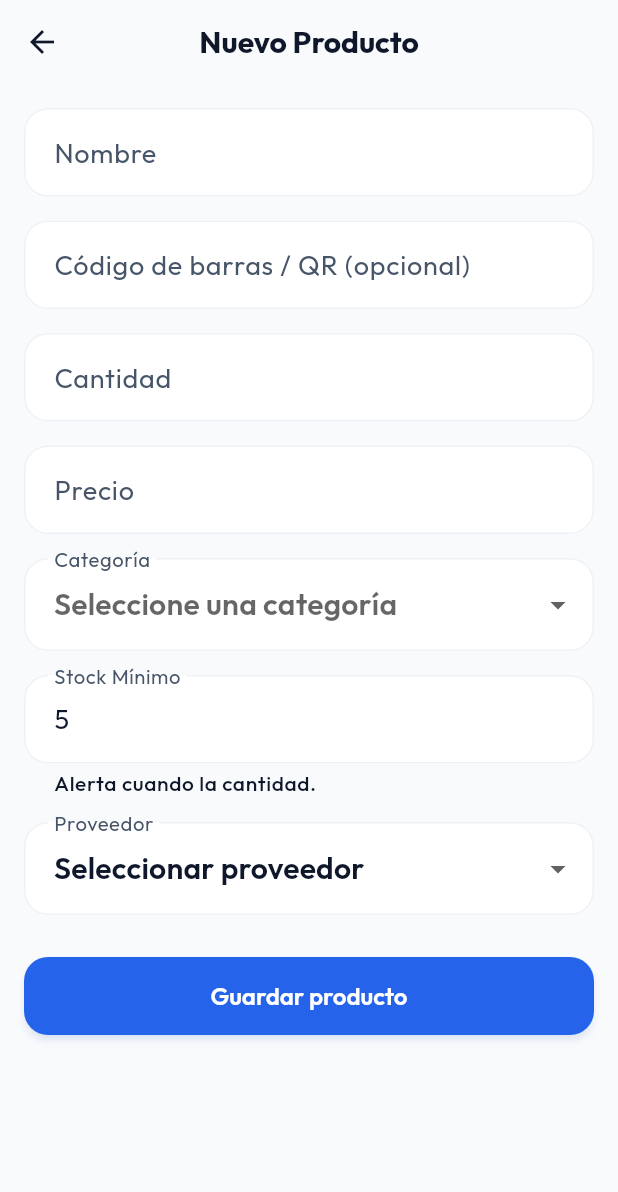
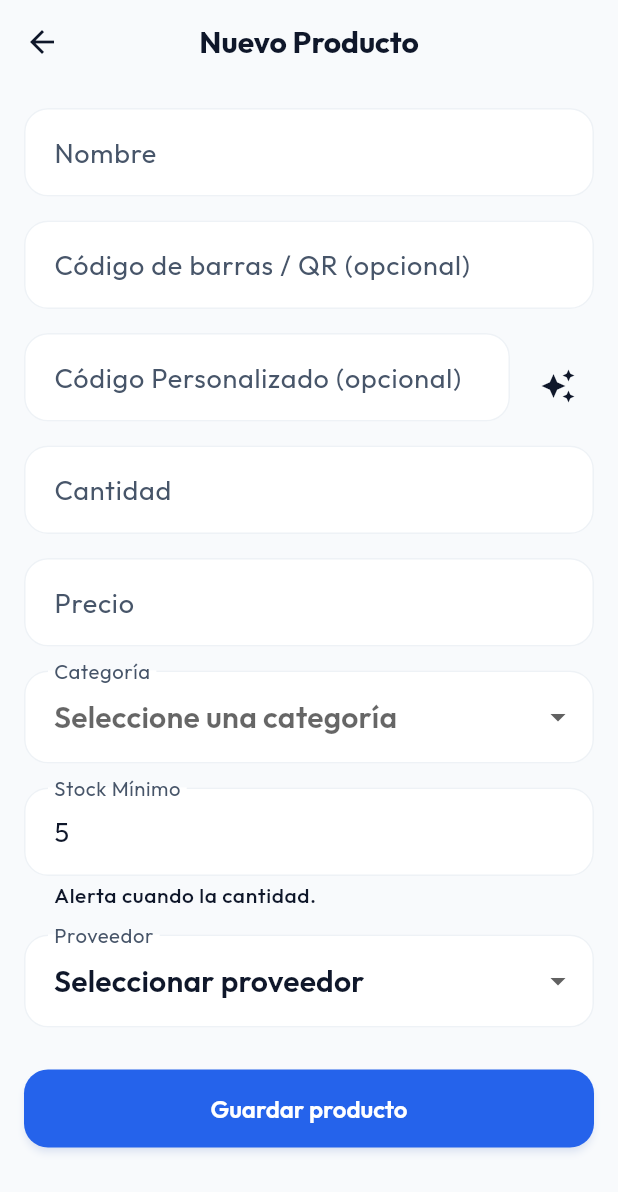
Before and after one commit to JeffersonDevR/INKTRACK_APP, a Flutter app: the ProductoFormPage screen opened directly, on a phone screen of 412 x 824 dp. Shown: the top 1192 px of the screen. Run offline on Flutter 3.47's test engine with Material 3 defaults, Android fonts, the phone set to English and light mode, and no system bars; our stand-ins replace barcode_widget, drift, fl_chart, google_fonts, image_picker; missing offline and left inert: google_mlkit_text_recognition, mobile_scanner; accounts and stored records are empty; generated files the repository leaves out were written again.

Commit message:
feat: Introduce custom product codes, enabling their input, persistence, unified search, and visualization via a new dialog.

```diff
--- a/lib/core/data/local/database.dart
+++ b/lib/core/data/local/database.dart
@@ -42,6 +42,7 @@ class Productos extends Table {
   TextColumn get proveedorId => text()();
   IntColumn get stockMinimo => integer().withDefault(const Constant(5))();
   TextColumn get codigoBarras => text().nullable()();
+  TextColumn get codigoPersonalizado => text().nullable()();
   TextColumn get proveedorNombre => text().nullable()();
 
   @override
@@ -97,7 +98,17 @@ class AppDatabase extends _$AppDatabase {
   AppDatabase() : super(_openConnection());
 
   @override
-  int get schemaVersion => 1;
+  int get schemaVersion => 2;
+
+  @override
+  MigrationStrategy get migration => MigrationStrategy(
+    onCreate: (m) => m.createAll(),
+    onUpgrade: (m, from, to) async {
+      if (from < 2) {
+        await m.addColumn(productos, productos.codigoPersonalizado);
+      }
+    },
+  );
 }
 
 LazyDatabase _openConnection() {
--- a/lib/features/inventario/data/models/producto.dart
+++ b/lib/features/inventario/data/models/producto.dart
@@ -10,8 +10,8 @@ class Producto implements HasId {
   final String proveedorId;
   final int stockMinimo;
 
-  /// Optional barcode/QR code.
   final String? codigoBarras;
+  final String? codigoPersonalizado;
 
   /// When no provider is selected, optional name.
   final String? proveedorNombre;
@@ -29,6 +29,7 @@ class Producto implements HasId {
     required this.proveedorId,
     this.stockMinimo = 5,
     this.codigoBarras,
+    this.codigoPersonalizado,
     this.proveedorNombre,
   });
 
@@ -41,6 +42,7 @@ class Producto implements HasId {
     String? proveedorId,
     int? stockMinimo,
     String? codigoBarras,
+    String? codigoPersonalizado,
     String? proveedorNombre,
   }) {
     return Producto(
@@ -52,6 +54,7 @@ class Producto implements HasId {
       proveedorId: proveedorId ?? this.proveedorId,
       stockMinimo: stockMinimo ?? this.stockMinimo,
       codigoBarras: codigoBarras ?? this.codigoBarras,
+      codigoPersonalizado: codigoPersonalizado ?? this.codigoPersonalizado,
       proveedorNombre: proveedorNombre ?? this.proveedorNombre,
     );
   }
--- a/lib/features/inventario/presentation/pages/producto_form_page.dart
+++ b/lib/features/inventario/presentation/pages/producto_form_page.dart
@@ -28,6 +28,7 @@ class _ProductoFormPageState extends State<ProductoFormPage> {
   final _categoriaController = TextEditingController();
   final _stockMinimoController = TextEditingController(text: '5');
   final _codigoBarrasController = TextEditingController();
+  final _codigoPersonalizadoController = TextEditingController();
   final _proveedorNombreController = TextEditingController();
   String? _proveedorId;
   String? _categoria;
@@ -46,6 +47,9 @@ class _ProductoFormPageState extends State<ProductoFormPage> {
           : widget.producto!.proveedorId;
       if (widget.producto!.codigoBarras != null) {
         _codigoBarrasController.text = widget.producto!.codigoBarras!;
+      }
+      if (widget.producto!.codigoPersonalizado != null) {
+        _codigoPersonalizadoController.text = widget.producto!.codigoPersonalizado!;
       }
       if (widget.producto!.proveedorNombre != null) {
         _proveedorNombreController.text = widget.producto!.proveedorNombre!;
@@ -98,6 +102,7 @@ class _ProductoFormPageState extends State<ProductoFormPage> {
     _precioController.dispose();
     _categoriaController.dispose();
     _codigoBarrasController.dispose();
+    _codigoPersonalizadoController.dispose();
     _proveedorNombreController.dispose();
     super.dispose();
   }
@@ -140,6 +145,30 @@ class _ProductoFormPageState extends State<ProductoFormPage> {
                   labelText: 'Código de barras / QR (opcional)',
                   hintText: 'O escanear con el botón',
                 ),
+              ),
+              const SizedBox(height: 16),
+              Row(
+                crossAxisAlignment: CrossAxisAlignment.end,
+                children: [
+                  Expanded(
+                    child: TextFormField(
+                      controller: _codigoPersonalizadoController,
+                      decoration: const InputDecoration(
+                        labelText: 'Código Personalizado (opcional)',
+                        hintText: 'Ej. PROD-001',
+                      ),
+                    ),
+                  ),
+                  const SizedBox(width: 8),
+                  IconButton(
+                    onPressed: () {
+                      final timestamp = DateTime.now().millisecondsSinceEpoch.toString();
+                      _codigoPersonalizadoController.text = 'IT-${timestamp.substring(timestamp.length - 8)}';
+                    },
+                    icon: const Icon(Icons.auto_awesome),
+                    tooltip: 'Generar código',
+                  ),
+                ],
               ),
               const SizedBox(height: 16),
               TextFormField(
@@ -359,6 +388,8 @@ class _ProductoFormPageState extends State<ProductoFormPage> {
         : null;
     final codigo = _codigoBarrasController.text.trim();
     final codigoBarras = codigo.isEmpty ? null : codigo;
+    final customCode = _codigoPersonalizadoController.text.trim();
+    final codigoPersonalizado = customCode.isEmpty ? null : customCode;
 
     final viewModel = context.read<InventarioViewModel>();
     final precio = double.parse(_precioController.text.replaceAll(',', '.'));
@@ -372,6 +403,7 @@ class _ProductoFormPageState extends State<ProductoFormPage> {
       stockMinimo: int.parse(_stockMinimoController.text),
       proveedorId: proveedorId.isEmpty ? '' : proveedorId,
       codigoBarras: codigoBarras,
+      codigoPersonalizado: codigoPersonalizado,
       proveedorNombre: proveedorNombre,
     );
 
--- a/lib/features/inventario/presentation/viewmodels/inventario_viewmodel.dart
+++ b/lib/features/inventario/presentation/viewmodels/inventario_viewmodel.dart
@@ -101,7 +101,9 @@ class InventarioViewModel extends BaseCrudViewModel<Producto> {
   Producto? findProductoByCodigo(String codigo) {
     try {
       return items.firstWhere(
-        (p) => p.codigoBarras == codigo || p.id == codigo,
+        (p) => p.codigoBarras == codigo ||
+               p.codigoPersonalizado == codigo ||
+               p.id == codigo,
       );
     } catch (_) {
       return null;
--- a/pubspec.yaml
+++ b/pubspec.yaml
@@ -45,6 +45,8 @@ dependencies:
   google_mlkit_text_recognition: ^0.13.0
   image_picker: ^1.1.2
   fl_chart: ^0.70.2
+  barcode_widget: ^2.0.4
+  barcode: ^2.2.6
 
 dev_dependencies:
   flutter_test:
```
Also changed, not shown: lib/features/inventario/data/repositories/drift_productos_repository.dart (+13 -0 lines), lib/features/inventario/data/repositories/productos_repository.dart (+12 -0 lines), lib/features/inventario/presentation/pages/inventario_page.dart (+14 -0 lines), lib/features/inventario/presentation/widgets/barcode_viewer_dialog.dart (added, +126 -0 lines), lib/core/data/local/database.g.dart, pubspec.lock.
